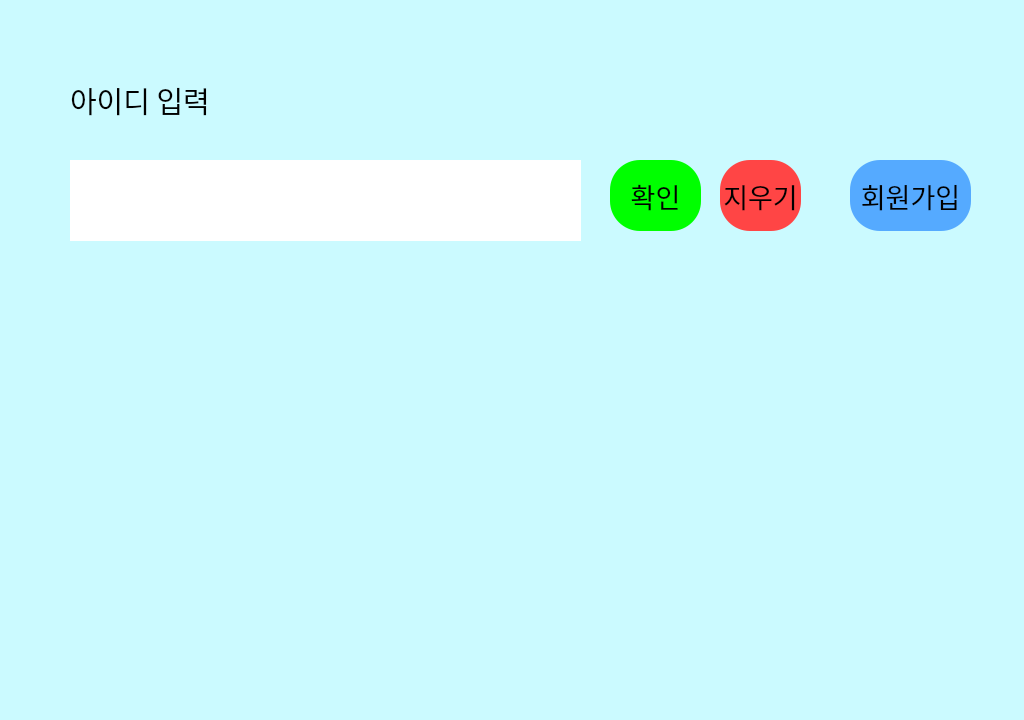
The window that loginid.ui (sangin1/AAC) describes before a commit, drawn with Qt 5.
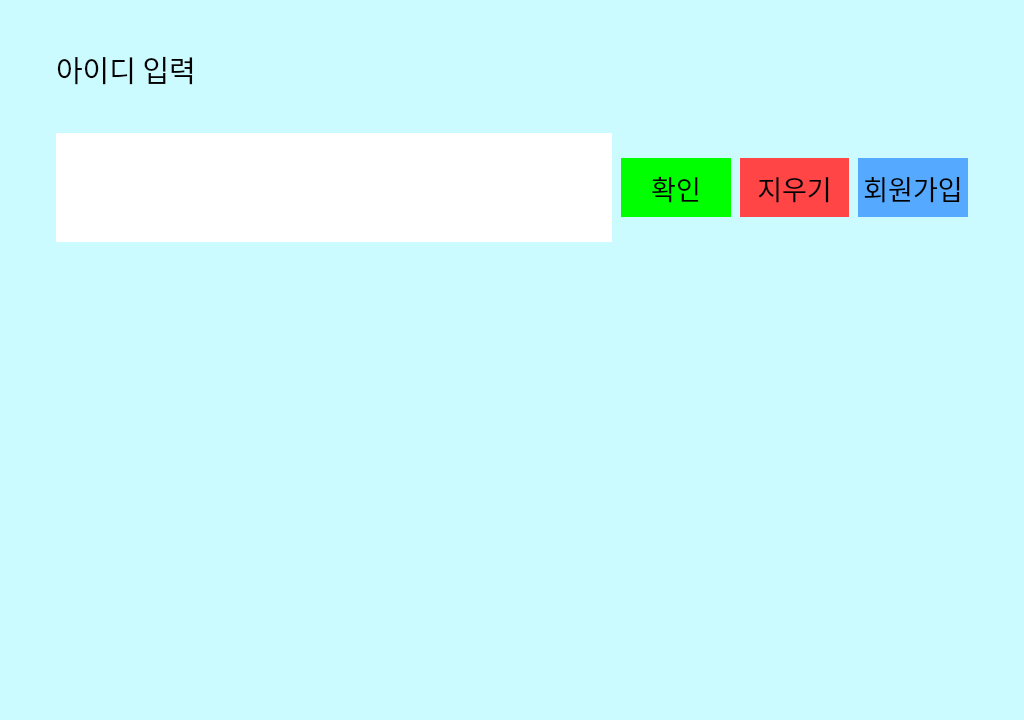
The same window after the commit.

```diff
--- a/loginid.ui
+++ b/loginid.ui
@@ -16,14 +16,52 @@
   <property name="styleSheet">
    <string notr="true">background-color: rgb(203, 250, 255);</string>
   </property>
+  <layout class="QGridLayout" name="gridLayout" rowstretch="6,1,3,1,6,8,8,1" columnstretch="1,12,3,3,3,3,1">
+   <property name="sizeConstraint">
+    <enum>QLayout::SetDefaultConstraint</enum>
+   </property>
+   <property name="bottomMargin">
+    <number>9</number>
+   </property>
+   <property name="horizontalSpacing">
+    <number>9</number>
+   </property>
+   <item row="4" column="1" rowspan="3" colspan="5">
+    <widget class="QWidget" name="widget" native="true"/>
+   </item>
+   <item row="2" column="5">
+    <widget class="QLabel" name="label_4">
+     <property name="font">
+      <font>
+       <family>AcadEref</family>
+       <pointsize>20</pointsize>
+      </font>
+     </property>
+     <property name="styleSheet">
+      <string notr="true">background-color: rgb(85, 170, 255);border-radius: 30px</string>
+     </property>
+     <property name="text">
+      <string>회원가입</string>
+     </property>
+     <property name="alignment">
+      <set>Qt::AlignCenter</set>
+     </property>
+    </widget>
+   </item>
+   <item row="2" column="6">
+    <widget class="QLabel" name="label_9">
+     <property name="text">
+      <string/>
+     </property>
+    </widget>
+   </item>
+   <item row="1" column="1" rowspan="3" colspan="2">
   <widget class="QLabel" name="label">
-   <property name="geometry">
-    <rect>
-     <x>70</x>
-     <y>160</y>
-     <width>511</width>
-     <height>81</height>
-    </rect>
+     <property name="font">
+      <font>
+       <family>AcadEref</family>
+       <pointsize>20</pointsize>
+      </font>
    </property>
    <property name="styleSheet">
     <string notr="true">background-color: rgb(255, 255, 255);</string>
@@ -32,15 +70,42 @@
     <string/>
    </property>
   </widget>
+   </item>
+   <item row="2" column="4">
+    <widget class="QLabel" name="label_3">
+     <property name="font">
+      <font>
+       <family>AcadEref</family>
+       <pointsize>20</pointsize>
+      </font>
+     </property>
+     <property name="styleSheet">
+      <string notr="true">background-color: rgb(255, 69, 69);border-radius: 30px</string>
+     </property>
+     <property name="text">
+      <string>지우기</string>
+     </property>
+     <property name="alignment">
+      <set>Qt::AlignCenter</set>
+     </property>
+    </widget>
+   </item>
+   <item row="3" column="3">
+    <widget class="QLabel" name="label_7">
+     <property name="text">
+      <string/>
+     </property>
+    </widget>
+   </item>
+   <item row="1" column="0">
+    <widget class="QLabel" name="label_8">
+     <property name="text">
+      <string/>
+     </property>
+    </widget>
+   </item>
+   <item row="2" column="3">
   <widget class="QLabel" name="label_2">
-   <property name="geometry">
-    <rect>
-     <x>610</x>
-     <y>160</y>
-     <width>91</width>
-     <height>71</height>
-    </rect>
-   </property>
    <property name="font">
     <font>
      <family>AcadEref</family>
@@ -58,65 +123,9 @@
     <set>Qt::AlignCenter</set>
    </property>
   </widget>
-  <widget class="QLabel" name="label_3">
-   <property name="geometry">
-    <rect>
-     <x>720</x>
-     <y>160</y>
-     <width>81</width>
-     <height>71</height>
-    </rect>
-   </property>
-   <property name="font">
-    <font>
-     <family>AcadEref</family>
-     <pointsize>20</pointsize>
-    </font>
-   </property>
-   <property name="styleSheet">
-    <string notr="true">background-color: rgb(255, 69, 69);border-radius: 30px</string>
-   </property>
-   <property name="text">
-    <string>지우기</string>
-   </property>
-   <property name="alignment">
-    <set>Qt::AlignCenter</set>
-   </property>
-  </widget>
-  <widget class="QLabel" name="label_4">
-   <property name="geometry">
-    <rect>
-     <x>850</x>
-     <y>160</y>
-     <width>121</width>
-     <height>71</height>
-    </rect>
-   </property>
-   <property name="font">
-    <font>
-     <family>AcadEref</family>
-     <pointsize>20</pointsize>
-    </font>
-   </property>
-   <property name="styleSheet">
-    <string notr="true">background-color: rgb(85, 170, 255);border-radius: 30px</string>
-   </property>
-   <property name="text">
-    <string>회원가입</string>
-   </property>
-   <property name="alignment">
-    <set>Qt::AlignCenter</set>
-   </property>
-  </widget>
+   </item>
+   <item row="0" column="1">
   <widget class="QLabel" name="label_5">
-   <property name="geometry">
-    <rect>
-     <x>70</x>
-     <y>70</y>
-     <width>201</width>
-     <height>61</height>
-    </rect>
-   </property>
    <property name="font">
     <font>
      <family>AcadEref</family>
@@ -127,16 +136,22 @@
     <string>아이디 입력</string>
    </property>
   </widget>
-  <widget class="QWidget" name="widget" native="true">
-   <property name="geometry">
-    <rect>
-     <x>100</x>
-     <y>270</y>
-     <width>831</width>
-     <height>391</height>
-    </rect>
-   </property>
-  </widget>
+   </item>
+   <item row="1" column="3">
+    <widget class="QLabel" name="label_6">
+     <property name="text">
+      <string/>
+     </property>
+    </widget>
+   </item>
+   <item row="7" column="1">
+    <widget class="QLabel" name="label_10">
+     <property name="text">
+      <string/>
+     </property>
+    </widget>
+   </item>
+  </layout>
  </widget>
  <resources/>
  <connections/>
```
Lines whose indentation alone changed are shown as unchanged.
